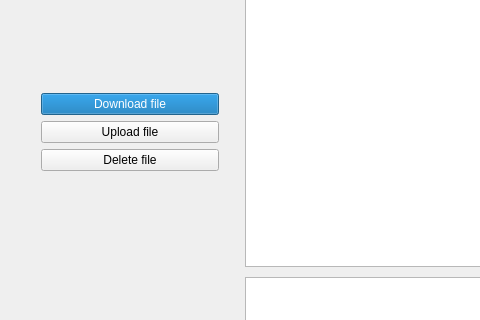
Old version of the form Client/mainwindow.ui in the repository hrebeniukde/NG_2024_NoTransfer; both pictures show x 0 to 480 and y 222 to 542 of the 900 by 700 pixel window.
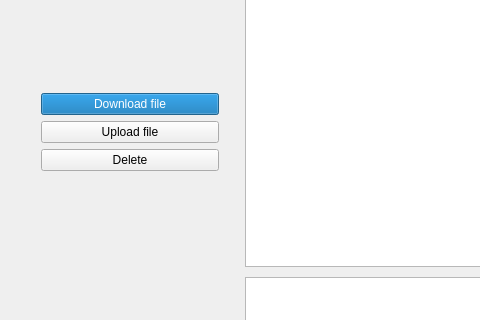
New version of the form. Custom widgets are drawn as their Qt base class.

The edit to the form file:
```diff
--- a/Client/mainwindow.ui
+++ b/Client/mainwindow.ui
@@ -114,7 +114,7 @@
        <item>
         <widget class="QPushButton" name="deleteButton">
          <property name="text">
-          <string>Delete file</string>
+          <string>Delete</string>
          </property>
         </widget>
        </item>
```
